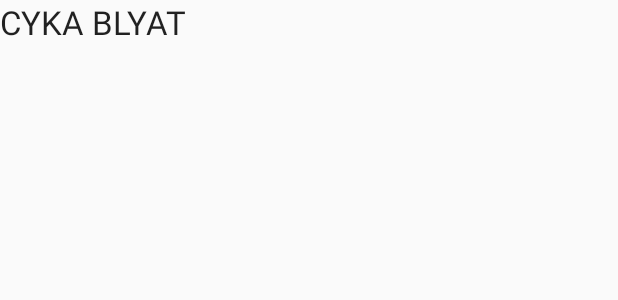
After one commit to ILIYANGERMANOV/slavstagram-mvp, an Android app: the layout activity_main.xml on its own in the app's theme, with its tools: preview values and no code run, on a phone screen of 412 x 824 dp. The commit adds this screen. Shown: the top 300 px of the screen. Run offline under Robolectric (Android 15) with nearby library versions, the phone set to English and light mode, and no system bars.

Commit message:
Setup project base: -create MainActivity.java -add CORE dependencies: ButterKnife, GSON and Firebase -move versions to root project build.gradle

```diff
--- a/Slavstagram/app/src/main/AndroidManifest.xml
+++ b/Slavstagram/app/src/main/AndroidManifest.xml
@@ -1,5 +1,5 @@
+<?xml version="1.0" encoding="utf-8"?>
 <manifest xmlns:android="http://schemas.android.com/apk/res/android"
-
     package="com.blin1.slavstagram">
 
     <application
@@ -10,7 +10,6 @@
         android:roundIcon="@mipmap/ic_launcher_round"
         android:supportsRtl="true"
         android:theme="@style/AppTheme">
-
         <activity
             android:name=".screens.splash.SplashActivity"
             android:noHistory="false"
@@ -18,10 +17,11 @@
             android:theme="@style/FullscreenTheme">
             <intent-filter>
                 <action android:name="android.intent.action.MAIN" />
+
                 <category android:name="android.intent.category.LAUNCHER" />
             </intent-filter>
         </activity>
-
+        <activity android:name=".screens.main.MainActivity"></activity>
     </application>
 
 </manifest>
--- a/Slavstagram/app/src/main/java/com/blin1/slavstagram/screens/splash/SplashActivity.java
+++ b/Slavstagram/app/src/main/java/com/blin1/slavstagram/screens/splash/SplashActivity.java
@@ -3,6 +3,8 @@ package com.blin1.slavstagram.screens.splash;
 import android.os.Bundle;
 import android.support.annotation.Nullable;
 import android.support.v7.app.AppCompatActivity;
+
+import com.blin1.slavstagram.screens.main.MainActivity;
 
 /**
  * Created by iliyan on 21.05.17.
@@ -13,5 +15,6 @@ public class SplashActivity extends AppCompatActivity {
     @Override
     protected void onCreate(@Nullable Bundle savedInstanceState) {
         super.onCreate(savedInstanceState);
+        MainActivity.startScreen(this);
     }
 }
--- /dev/null
+++ b/Slavstagram/app/src/main/res/layout/activity_main.xml
@@ -0,0 +1,15 @@
+<?xml version="1.0" encoding="utf-8"?>
+<android.support.constraint.ConstraintLayout xmlns:android="http://schemas.android.com/apk/res/android"
+    xmlns:tools="http://schemas.android.com/tools"
+    android:layout_width="match_parent"
+    android:layout_height="match_parent"
+    tools:context="com.blin1.slavstagram.screens.main.MainActivity">
+
+    <TextView
+        android:layout_width="match_parent"
+        android:layout_height="match_parent"
+        android:id="@+id/butter_knife_test_text_view"
+        android:text="CYKA BLYAT"
+        android:textAppearance="@style/Base.TextAppearance.AppCompat.Large" />
+
+</android.support.constraint.ConstraintLayout>
```
Also changed, not shown: Slavstagram/app/build.gradle (+14 -5 lines), Slavstagram/app/src/main/java/com/blin1/slavstagram/screens/main/MainActivity.java (added, +39 -0 lines), Slavstagram/build.gradle (+17 -0 lines), 1 other file.
